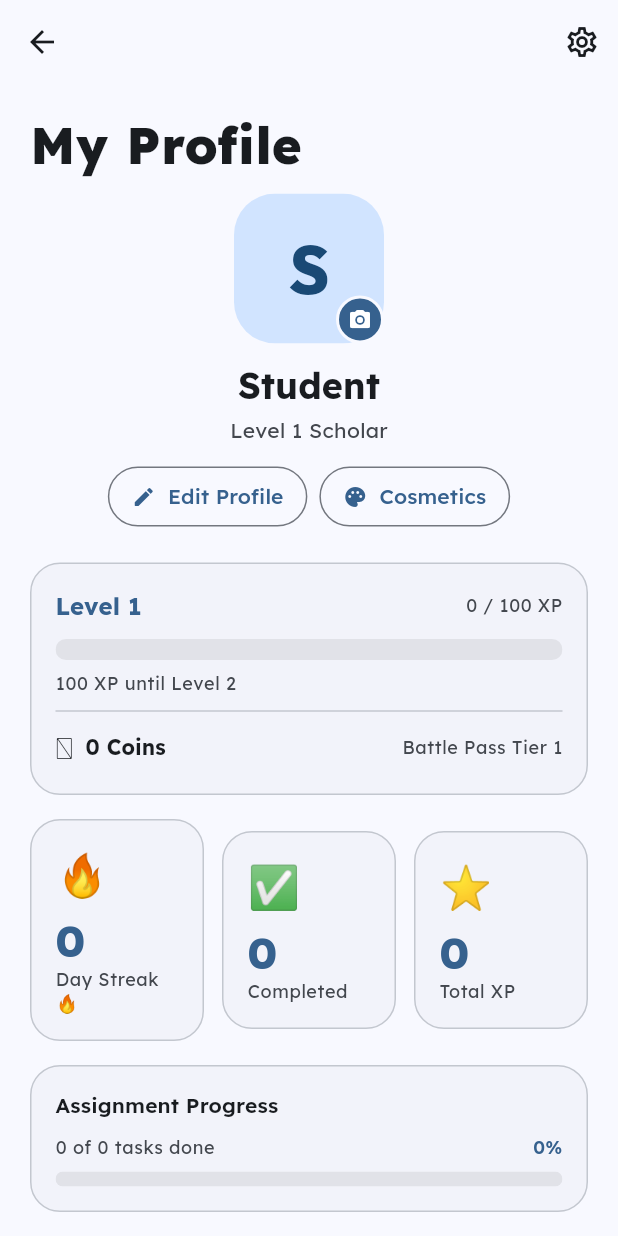
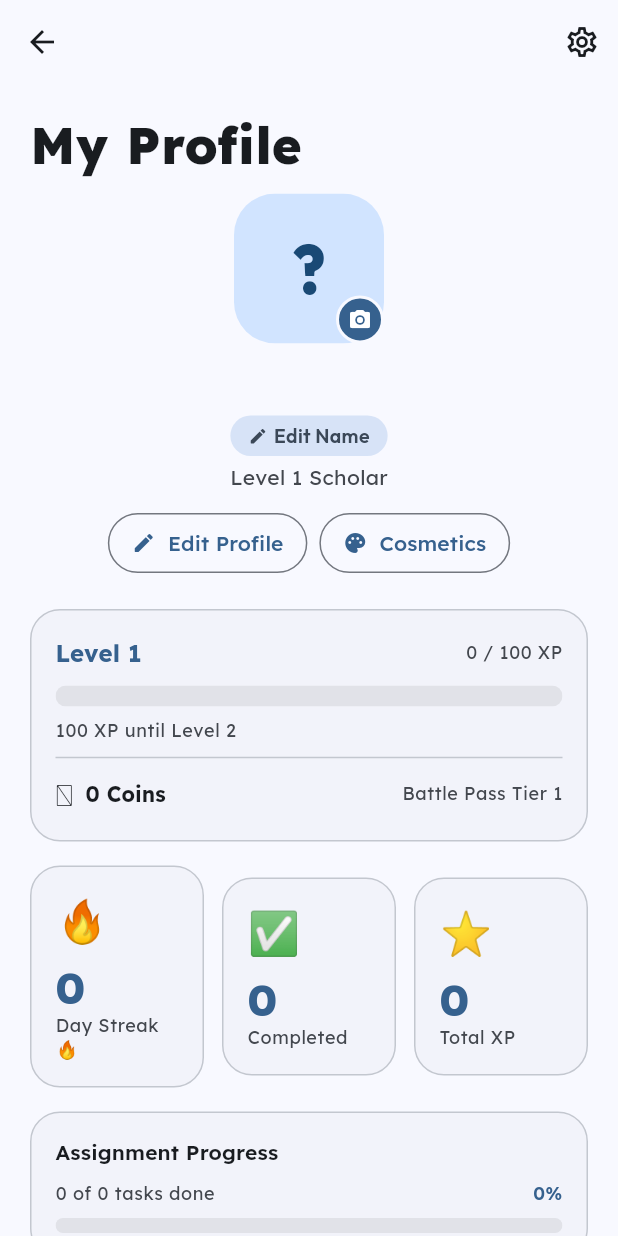
Before and after one commit to anpuop1511/homework-helper, a Flutter app: the ProfileScreen screen opened directly, on a phone screen of 412 x 824 dp. Run offline on Flutter 3.47's test engine with Material 3 defaults, Android fonts, the phone set to English and light mode, and no system bars; drawn by our look-alikes of dynamic_color; our stand-ins replace animate_do, app_links, cloud_firestore, firebase_auth, firebase_core, firebase_storage and 13 more; missing offline and left inert: mobile_scanner, nfc_manager, nfc_manager_ndef; accounts and stored records are empty.

Commit message:
Implement profile UI fixes and remove Google Classroom integration
Agent-Logs-Url: https://github.com/anpuop1511/homework-helper/sessions/b251daf7-870b-4546-aab9-dceca3f1aa33

Co-authored-by: anpuop1511 <261196503+anpuop1511@users.noreply.github.com>

```diff
--- a/lib/main.dart
+++ b/lib/main.dart
@@ -10,7 +10,6 @@ import 'bootstrap/firebase_bootstrap.dart';
 import 'providers/assignments_provider.dart';
 import 'providers/auth_provider.dart';
 import 'providers/chat_provider.dart';
-import 'providers/classroom_provider.dart';
 import 'providers/classes_provider.dart';
 import 'providers/projects_provider.dart';
 import 'providers/security_provider.dart';
@@ -46,7 +45,6 @@ Future<void> main() async {
         ChangeNotifierProvider(create: (_) => ThemeProvider()),
         ChangeNotifierProvider(create: (_) => ChatProvider()),
         ChangeNotifierProvider(create: (_) => SecurityProvider()),
-        ChangeNotifierProvider(create: (_) => ClassroomProvider()),
         ChangeNotifierProvider(
           create: (_) => AuthProvider(
             firebaseReady: firebaseReady,
--- a/lib/providers/social_provider.dart
+++ b/lib/providers/social_provider.dart
@@ -467,7 +467,7 @@ class SocialProvider extends ChangeNotifier {
         request,
         currentUserData: {
           'uid': _uid!,
-          'name': _userName ?? _userEmail?.split('@').first ?? 'Student',
+          'name': _userName ?? _userEmail?.split('@').first ?? '',
           'email': _userEmail ?? '',
           'username': _userUsername ?? '',
           'level': _userProvider?.level ?? 1,
--- a/lib/providers/user_provider.dart
+++ b/lib/providers/user_provider.dart
@@ -33,7 +33,7 @@ class UserProvider extends ChangeNotifier {
   int _xp = 0;
   int _level = 1;
   int _streak = 0;
-  String _name = 'Student';
+  String _name = '';
   String _bio = '';
   DateTime? _lastActiveDate;
 
@@ -100,7 +100,7 @@ class UserProvider extends ChangeNotifier {
     _xp = prefs.getInt(_prefXp) ?? 0;
     _level = prefs.getInt(_prefLevel) ?? 1;
     _streak = prefs.getInt(_prefStreak) ?? 0;
-    _name = prefs.getString(_prefName) ?? 'Student';
+    _name = prefs.getString(_prefName) ?? '';
     final lastMs = prefs.getInt(_prefLastActive);
     if (lastMs != null) {
       _lastActiveDate = DateTime.fromMillisecondsSinceEpoch(lastMs);
@@ -177,7 +177,7 @@ class UserProvider extends ChangeNotifier {
     final localXp = prefs.getInt(_prefXp) ?? 0;
     final localLevel = prefs.getInt(_prefLevel) ?? 1;
     final localStreak = prefs.getInt(_prefStreak) ?? 0;
-    final localName = prefs.getString(_prefName) ?? 'Student';
+    final localName = prefs.getString(_prefName) ?? '';
     final hasLocalData = localXp > 0 || localLevel > 1 || localStreak > 1;
     if (!hasLocalData) {
       await prefs.setBool(_prefMigrated, true);
@@ -209,7 +209,7 @@ class UserProvider extends ChangeNotifier {
     _xp = (data['xp'] as int?) ?? 0;
     _level = (data['level'] as int?) ?? 1;
     _streak = (data['streak'] as int?) ?? 0;
-    _name = (data['name'] as String?) ?? 'Student';
+    _name = (data['name'] as String?) ?? '';
     _bio = (data['bio'] as String?) ?? '';
     final lastMs = data['lastActiveDate'] as int?;
     if (lastMs != null) {
@@ -490,7 +490,7 @@ class UserProvider extends ChangeNotifier {
     _xp = 0;
     _level = 1;
     _streak = 0;
-    _name = 'Student';
+    _name = '';
     _bio = '';
     _lastActiveDate = null;
     _coins = 0;
@@ -513,7 +513,7 @@ class UserProvider extends ChangeNotifier {
     _xp = 0;
     _level = 1;
     _streak = 0;
-    _name = 'Student';
+    _name = '';
     _lastActiveDate = null;
     // Reset Battle Pass fields
     _coins = 0;
--- a/lib/screens/profile_screen.dart
+++ b/lib/screens/profile_screen.dart
@@ -271,6 +271,7 @@ class _ProfileScreenState extends State<ProfileScreen> {
                           displayName,
                           style: textTheme.headlineSmall?.copyWith(
                             fontWeight: FontWeight.w700,
+                            color: nameColorValue(user.equippedNameColor),
                           ),
                         ),
                       // Pass-type icon
@@ -297,6 +298,41 @@ class _ProfileScreenState extends State<ProfileScreen> {
                       ],
                     ],
                   ),
+                  const SizedBox(height: 4),
+                  // "Edit Name" prompt shown when no custom display name is set.
+                  if (auth.isSignedIn && user.name.isEmpty)
+                    GestureDetector(
+                      onTap: () => _showEditProfileDialog(
+                        context,
+                        displayName,
+                        user.bio,
+                      ),
+                      child: Container(
+                        padding: const EdgeInsets.symmetric(
+                            horizontal: 12, vertical: 4),
+                        decoration: BoxDecoration(
+                          color: colorScheme.secondaryContainer,
+                          borderRadius: BorderRadius.circular(20),
+                        ),
+                        child: Row(
+                          mainAxisSize: MainAxisSize.min,
+                          children: [
+                            Icon(Icons.edit_rounded,
+                                size: 13,
+                                color: colorScheme.onSecondaryContainer),
+                            const SizedBox(width: 4),
+                            Text(
+                              'Edit Name',
+                              style: GoogleFonts.outfit(
+                                fontSize: 13,
+                                fontWeight: FontWeight.w600,
+                                color: colorScheme.onSecondaryContainer,
+                              ),
+                            ),
+                          ],
+                        ),
+                      ),
+                    ),
                   const SizedBox(height: 4),
                   // @username display (tappable to change).
                   if (username != null && username.isNotEmpty)
```
Also changed, not shown: lib/screens/main_scaffold.dart (+11 -2 lines), lib/screens/settings_screen.dart (+0 -82 lines).
